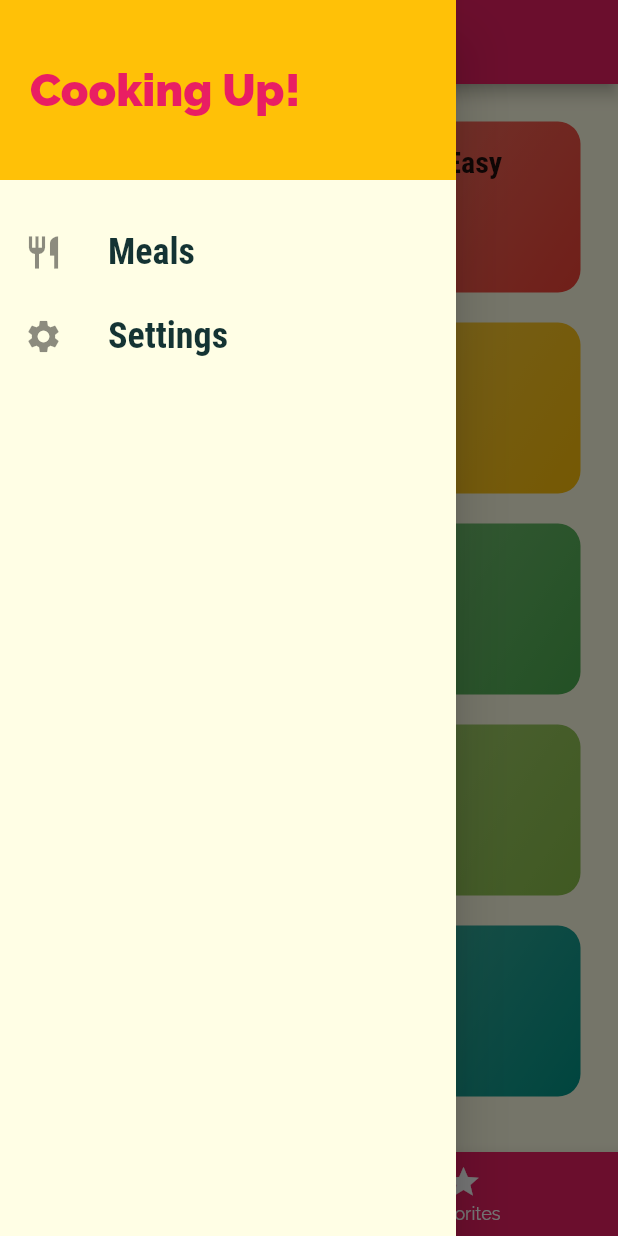
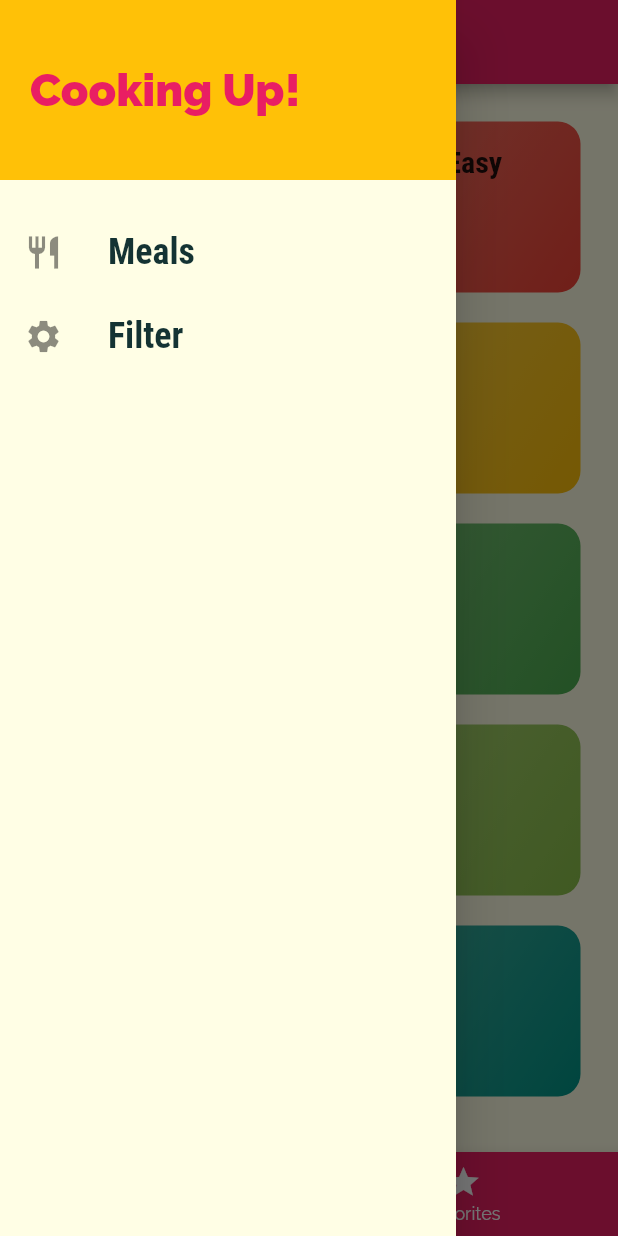
Before and after one commit to zendy199x/flutter-advanced, a Flutter app: the screen it shows after launch, with the side drawer open, on a phone screen of 412 x 824 dp. Run offline on Flutter 3.47's test engine with Material 2 defaults, Android fonts, the phone set to English and light mode, and no system bars.

Commit message:
adding links to the Drawer

```diff
--- a/navigation_and_multiple_screens/meals_app/lib/main.dart
+++ b/navigation_and_multiple_screens/meals_app/lib/main.dart
@@ -3,6 +3,7 @@ import 'package:flutter/material.dart';
 import './screens/tabs_screen.dart';
 import './screens/category_meals_screen.dart';
 import './screens/categories_screen.dart';
+import './screens/filters_screen.dart';
 import './screens/meal_detail_screen.dart';
 
 void main() => runApp(MyApp());
@@ -37,6 +38,7 @@ class MyApp extends StatelessWidget {
         "/": (ctx) => TabsScreen(),
         CategoryMealsScreen.routeName: (ctx) => CategoryMealsScreen(),
         MealDetailScreen.routeName: (ctx) => MealDetailScreen(),
+        FilterScreen.routeName: (ctx) => FilterScreen(),
       },
       onGenerateRoute: (settings) {
         print(settings.arguments);
--- /dev/null
+++ b/navigation_and_multiple_screens/meals_app/lib/screens/filters_screen.dart
@@ -0,0 +1,12 @@
+import "package:flutter/material.dart";
+
+class FilterScreen extends StatelessWidget {
+  static const routeName = "/filter";
+
+  @override
+  Widget build(BuildContext context) {
+    return Center(
+      child: Text("Filter!"),
+    );
+  }
+}
--- a/navigation_and_multiple_screens/meals_app/lib/widgets/main_drawer.dart
+++ b/navigation_and_multiple_screens/meals_app/lib/widgets/main_drawer.dart
@@ -1,7 +1,9 @@
 import "package:flutter/material.dart";
 
+import '../screens/filters_screen.dart';
+
 class MainDrawer extends StatelessWidget {
-  Widget buildListTile(String title, IconData icon) {
+  Widget buildListTile(String title, IconData icon, Function tapHandler) {
     return ListTile(
       leading: Icon(
         icon,
@@ -15,9 +17,8 @@ class MainDrawer extends StatelessWidget {
           fontWeight: FontWeight.bold,
         ),
       ),
-        onTap: () {
-          //...
-        });
+      onTap: tapHandler,
+    );
   }
 
   @override
@@ -46,10 +47,16 @@ class MainDrawer extends StatelessWidget {
           buildListTile(
             "Meals",
             Icons.restaurant,
+            () {
+              Navigator.of(context).pushNamed("/");
+            }
           ),
           buildListTile(
-            "Settings",
+            "Filter",
             Icons.settings,
+            () {
+              Navigator.of(context).pushNamed(FilterScreen.routeName);
+            }
           ),
         ],
       ),
```
Lines whose indentation alone changed are shown as unchanged.
